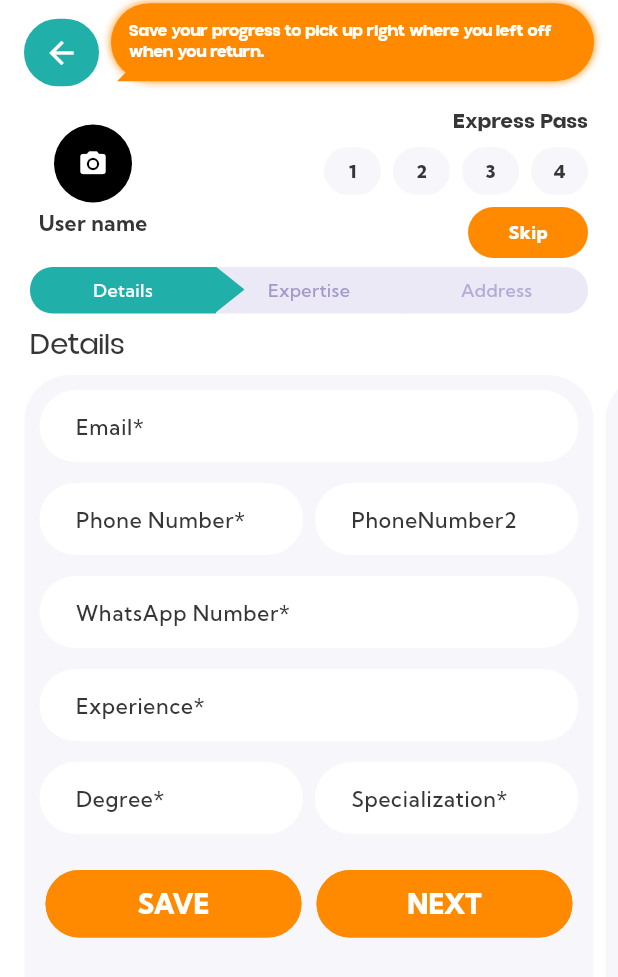
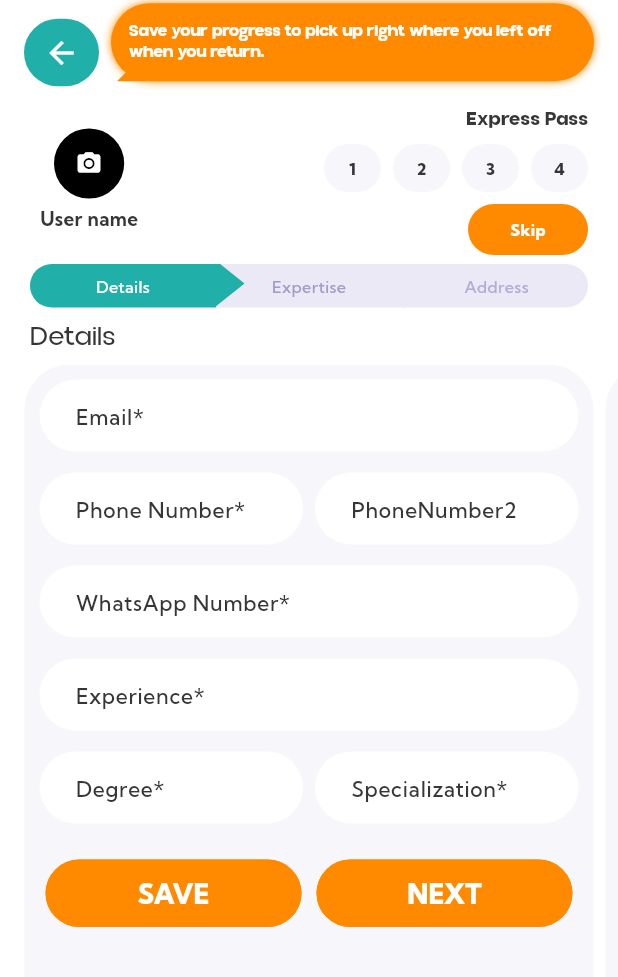
Before and after one commit to computers1418/doctor-onboarding-website, a Flutter app: the AccountCreateView screen opened by its route, on a phone screen of 412 x 824 dp. Shown: the top 977 px of the screen. Run offline on Flutter 3.47's test engine with Material 3 defaults, Android fonts, the phone set to English and light mode, and no system bars; our stand-ins replace page_transition, pinput.

Commit message:
update: auth complete view responsive added

```diff
--- a/lib/pages/create/account_create_view.dart
+++ b/lib/pages/create/account_create_view.dart
@@ -5,6 +5,7 @@ import 'package:doctor_app/routes/app_routes.dart';
 import 'package:flutter/material.dart';
 
 import '../../constants/colors_const.dart';
+import '../../responsive/text_responsive.dart';
 import '../login/animations/toast.dart';
 import 'tabs/address.dart';
 import 'tabs/details_tab.dart';
@@ -34,6 +35,8 @@ class _AccountCreateViewState extends State<AccountCreateView> {
     //   statusBarColor: Colors.white.withOpacity(0.6),
     //   statusBarIconBrightness: Brightness.dark,
     // ));
+    var height = MediaQuery.of(context).size.height;
+    var width = MediaQuery.of(context).size.width;
 
     return SafeArea(
       child: PopScope(
@@ -81,11 +84,11 @@ class _AccountCreateViewState extends State<AccountCreateView> {
                   builder: (_, val, __) {
                     return Padding(
                       padding: const EdgeInsets.symmetric(horizontal: 20),
-                      child: Text(val==0 ? "Details": val==1? "Expertise": "Address",style: const TextStyle(
+                      child: Text(val==0 ? "Details": val==1? "Expertise": "Address",style: TextStyle(
                         fontFamily: "Aloevera",
-                        fontSize: 20,
+                        fontSize: TextResponsive.get(context, 20),
                         fontWeight: FontWeight.w500,
-                        color: Color(0xFF363636)
+                        color: const Color(0xFF363636)
                       )),
                     );
                   }
--- a/lib/pages/create/components/header.dart
+++ b/lib/pages/create/components/header.dart
@@ -1,4 +1,6 @@
 import 'package:doctor_app/constants/colors_const.dart';
+import 'package:doctor_app/responsive/size_responsive.dart';
+import 'package:doctor_app/responsive/text_responsive.dart';
 import 'package:flutter/material.dart';
 
 class Header extends StatelessWidget {
@@ -10,22 +12,22 @@ class Header extends StatelessWidget {
       padding: const EdgeInsets.symmetric(horizontal: 20),
       child: Row(
         children: [
-          const Column(
+           Column(
             crossAxisAlignment: CrossAxisAlignment.center,
             children: [
               Padding(
-                padding: EdgeInsets.fromLTRB(16, 0, 16, 4),
+                padding: const EdgeInsets.fromLTRB(16, 0, 16, 4),
                 child: CircleAvatar(
-                  radius: 26,
+                  radius: SizeResponsive.get(context, 26),
                   backgroundColor: Colors.black,
-                  child: Icon(Icons.camera_alt, color: Colors.white, size: 20,),
+                  child: Icon(Icons.camera_alt, color: Colors.white, size: SizeResponsive.get(context, 20),),
                 ),
               ),
               Text("User name", style: TextStyle(
                 fontFamily: "Kumbhsans",
-                fontSize: 14,
+                fontSize: TextResponsive.get(context, 14),
                 fontWeight: FontWeight.w600,
-                color: Color(0xFF363636)
+                color: const Color(0xFF363636)
               ))
             ],
           ),
@@ -37,13 +39,13 @@ class Header extends StatelessWidget {
                   crossAxisAlignment: CrossAxisAlignment.end,
                   mainAxisSize: MainAxisSize.min,
                   children: [
-                    const Align(
+                    Align(
                       alignment: Alignment.topLeft,
                       child: Text("Express Pass", style: TextStyle(
                         fontFamily: "Aloevera",
-                        fontSize: 14,
+                        fontSize: TextResponsive.get(context, 14),
                         fontWeight: FontWeight.w600,
-                        color: Color(0xFF363636)
+                        color: const Color(0xFF363636)
                       )),
                     ),
                     Padding(
@@ -59,11 +61,11 @@ class Header extends StatelessWidget {
                               borderRadius: BorderRadius.circular(20),
                               color: const Color(0xffF7F6FB)
                             ),
-                            child: Text(e, style: const TextStyle(
+                            child: Text(e, style: TextStyle(
                               fontFamily: "Kumbhsans",
-                              fontSize: 12,
+                              fontSize: TextResponsive.get(context, 12),
                               fontWeight: FontWeight.w900,
-                              color: Color(0xFF363636)
+                              color: const Color(0xFF363636)
                             )),
                           )
                         ).toList(),
@@ -81,9 +83,9 @@ class Header extends StatelessWidget {
                             borderRadius: BorderRadius.circular(30),
                             color: ColorsConst.primary
                           ),
-                          child: const Text("Skip", style: TextStyle(
+                          child: Text("Skip", style: TextStyle(
                             fontFamily: "Kumbhsans",
-                            fontSize: 12,
+                            fontSize: TextResponsive.get(context, 12),
                             fontWeight: FontWeight.w900,
                             color: Colors.white
                           )),
--- a/lib/pages/create/tabs/tab_bar_widget.dart
+++ b/lib/pages/create/tabs/tab_bar_widget.dart
@@ -3,6 +3,8 @@ import 'dart:math';
 import 'package:doctor_app/pages/create/account_create_viewmodel.dart';
 import 'package:doctor_app/shapes/right_triangle_shape.dart';
 import 'package:flutter/material.dart';
+
+import '../../../responsive/text_responsive.dart';
 
 class TabBarWidget extends StatelessWidget {
   final AccountCreateViewModel viewModel;
@@ -27,9 +29,9 @@ class TabBarWidget extends StatelessWidget {
                         color: Color(0xFF20AFA9),
                         borderRadius: BorderRadius.horizontal( left: Radius.circular(15))
                       ),
-                      child: const Text('Details', style: TextStyle(
+                      child: Text('Details', style: TextStyle(
                         fontFamily: "Kumbhsans",
-                        fontSize: 12,
+                        fontSize: TextResponsive.get(context, 12),
                         fontWeight: FontWeight.w500,
                         color: Colors.white,
                       )),
@@ -50,7 +52,7 @@ class TabBarWidget extends StatelessWidget {
                       ),
                       child: Text('Expertise', style: TextStyle(
                         fontFamily: "Kumbhsans",
-                        fontSize: 12,
+                        fontSize: TextResponsive.get(context, 12),
                         fontWeight: FontWeight.w500,
                         color: value>0 ? Colors.white: const Color(0xFFA499CA),
                       )),
@@ -95,7 +97,7 @@ class TabBarWidget extends StatelessWidget {
                       ),
                       child: Text('Address', style: TextStyle(
                         fontFamily: "Kumbhsans",
-                        fontSize: 12,
+                        fontSize: TextResponsive.get(context, 12),
                         fontWeight: FontWeight.w500,
                         color: value==2 ? Colors.white: const Color(0xFFB4ABD7),
                       )),
--- a/lib/responsive/text_responsive.dart
+++ b/lib/responsive/text_responsive.dart
@@ -4,6 +4,7 @@ class TextResponsive {
 
   static getSizeFactor(BuildContext context, fontSize){
     var screenWidth = MediaQuery.of(context).size.width;
+    var screenHeight = MediaQuery.of(context).size.height;
     if(screenWidth < 350){
 
       return fontSize>=20 ? 0.75 :  0.85;
@@ -11,8 +12,10 @@ class TextResponsive {
       return 0.9;
     }else if(screenWidth < 460){
       return 1;
+    }else if(screenWidth < 460 && screenHeight>850){
+      return 1.2;
     }else{
-      return 1.2;
+      return 1;
     }
   }
 
```
Also changed, not shown: lib/pages/auth/auth_complete_view.dart (+25 -22 lines).
